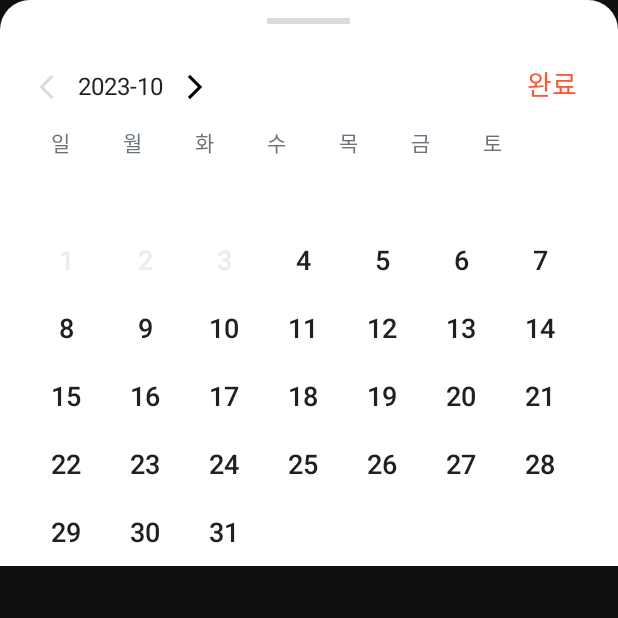
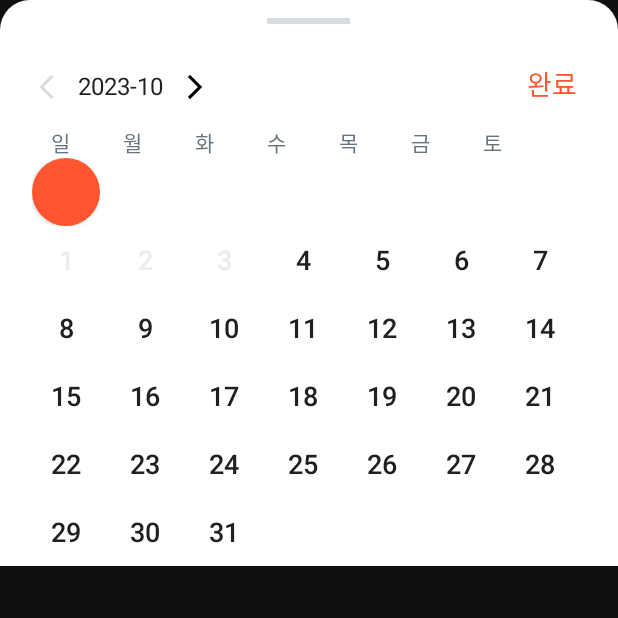
Before and after one commit to ugyeong0u0/Study-hub-Android, an Android app: the CalendarFragment screen opened through its navigation route, after a tap on an icon or button, on a phone screen of 412 x 824 dp, the top half of it. Run offline under Robolectric (Android 15) with nearby library versions, the phone set to English and light mode, and no system bars; our stand-ins replace data binding, navigation-ui.

Commit message:
[Feat] : 스터디 생성- 뒤로갈 시 다이얼로그
+달력 날짜 클릭시 배경색 변경

```diff
--- a/app/src/main/java/kr/co/gamja/study_hub/feature/studypage/createStudy/CalendarAdapter.kt
+++ b/app/src/main/java/kr/co/gamja/study_hub/feature/studypage/createStudy/CalendarAdapter.kt
@@ -71,11 +71,17 @@ class CalendarAdapter(private val context: Context) :
         }
     }
 
-    private fun CalendarCellItemBinding.setChecked() =
-        txtDay.setTextColor(ContextCompat.getColor(context, R.color.R_50))
+    private fun CalendarCellItemBinding.setChecked() {
+        txtDay.setTextColor(ContextCompat.getColor(context, R.color.syswhite))
+        txtDay.setBackgroundResource(R.drawable.solid_o_50_corner_99)
+    }
 
-    private fun CalendarCellItemBinding.setUncheked() =
+
+    private fun CalendarCellItemBinding.setUncheked(){
         txtDay.setTextColor(ContextCompat.getColor(context, R.color.sysblack1))
+        txtDay.setBackgroundResource(R.drawable.solid_syswhite)
+    }
+
 }
 
 interface OnCalendarItemClickListener {
--- a/app/src/main/java/kr/co/gamja/study_hub/feature/studypage/createStudy/CalendarFragment.kt
+++ b/app/src/main/java/kr/co/gamja/study_hub/feature/studypage/createStudy/CalendarFragment.kt
@@ -66,9 +66,10 @@ class CalendarFragment : BottomSheetDialogFragment() {
             selectedDate = selectedDate.plusMonths(1)
             setMonthView() // 월 업데이트
         }
+        //
         binding.btnOk.setOnClickListener {
             if (whatDay == "0") {
-                viewModel.setStartDay(formattedDate)
+                viewModel.setStartDay(formattedDate) // 2023년 11월 1일 표시 및 api통신 날짜(2023-11-01) 설정
             } else {
                 viewModel.setEndDay(formattedDate)
             }
--- a/app/src/main/java/kr/co/gamja/study_hub/feature/studypage/BottomSheetFragment.kt
+++ b/app/src/main/java/kr/co/gamja/study_hub/feature/studypage/studyContent/BottomSheetFragment.kt
@@ -1,4 +1,4 @@
-package kr.co.gamja.study_hub.feature.studypage
+package kr.co.gamja.study_hub.feature.studypage.studyContent
 
 import android.os.Bundle
 import androidx.fragment.app.Fragment
--- a/app/src/main/java/kr/co/gamja/study_hub/feature/studypage/ContentFragment.kt
+++ b/app/src/main/java/kr/co/gamja/study_hub/feature/studypage/studyContent/ContentFragment.kt
@@ -1,4 +1,4 @@
-package kr.co.gamja.study_hub.feature.studypage
+package kr.co.gamja.study_hub.feature.studypage.studyContent
 
 import android.os.Bundle
 import androidx.fragment.app.Fragment
--- a/app/src/main/java/kr/co/gamja/study_hub/feature/studypage/studyHome/StudyMainAdapter.kt
+++ b/app/src/main/java/kr/co/gamja/study_hub/feature/studypage/studyHome/StudyMainAdapter.kt
@@ -42,7 +42,6 @@ class StudyMainAdapter(private val context:Context) : RecyclerView.Adapter<Study
             studyItem?.let {
                 binding.txtCategory.text=it.major
                 binding.txtTitle.text=it.title
-
                 binding.txtAvailable.text=context.getString(R.string.txt_left_number,it.leftover)
                 //TODO("기간")
                 val available=it.studyPerson-it.leftover
--- /dev/null
+++ b/app/src/main/res/drawable/solid_o_50_corner_99.xml
@@ -0,0 +1,7 @@
+<?xml version="1.0" encoding="utf-8"?>
+<shape xmlns:android="http://schemas.android.com/apk/res/android"
+    android:shape="rectangle">
+    <solid android:color="@color/O_50" />
+    <corners android:radius="@dimen/ninety_nine" />
+
+</shape>
--- /dev/null
+++ b/app/src/main/res/drawable/solid_syswhite.xml
@@ -0,0 +1,6 @@
+<?xml version="1.0" encoding="utf-8"?>
+<shape xmlns:android="http://schemas.android.com/apk/res/android"
+    android:shape="rectangle">
+    <solid android:color="@color/syswhite" />
+
+</shape>
--- a/app/src/main/res/layout/calendar_cell_item.xml
+++ b/app/src/main/res/layout/calendar_cell_item.xml
@@ -20,7 +20,7 @@
             android:layout_width="wrap_content"
             android:layout_height="wrap_content"
             android:layout_gravity="center"
-            android:background="@{model.isSelected?@color/O_50 :@color/syswhite, default=@color/syswhite}"
+            android:background="@drawable/solid_syswhite"
             android:textColor="@color/sysblack1"
             android:textSize="18sp"
             tools:text="@{model.day}" />
--- a/app/src/main/res/navigation/nav_graph_from_home.xml
+++ b/app/src/main/res/navigation/nav_graph_from_home.xml
@@ -82,7 +82,7 @@
         tools:layout="@layout/fragment_bookmark" />
     <fragment
         android:id="@+id/studyContentFragment"
-        android:name="kr.co.gamja.study_hub.feature.studypage.ContentFragment"
+        android:name="kr.co.gamja.study_hub.feature.studypage.studyContent.ContentFragment"
         android:label="fragment_study_detail"
         tools:layout="@layout/fragment_content">
         <action
@@ -109,7 +109,7 @@
     </fragment>
     <fragment
         android:id="@+id/bottomSheetFragment"
-        android:name="kr.co.gamja.study_hub.feature.studypage.BottomSheetFragment"
+        android:name="kr.co.gamja.study_hub.feature.studypage.studyContent.BottomSheetFragment"
         android:label="fragment_bottom_sheet"
         tools:layout="@layout/fragment_bottom_sheet" />
     <fragment
--- a/app/src/main/res/values/dimen.xml
+++ b/app/src/main/res/values/dimen.xml
@@ -24,5 +24,6 @@
     <dimen name="thirty">30dp</dimen>
     <dimen name="thirty_two">32dp</dimen>
     <dimen name="ninety">90dp</dimen>
+    <dimen name="ninety_nine">99dp</dimen>
 
 </resources>
--- a/app/src/main/res/values/strings_from_mypage_to_study.xml
+++ b/app/src/main/res/values/strings_from_mypage_to_study.xml
@@ -65,6 +65,9 @@
     <string name="btn_close">닫기</string>
     <string name="word_won">원</string>
     <string name="txt_warningMajor">관련학과는 1개만 선택이 가능해요</string>
+<!--    스터디 다이얼로그-->
+    <string name="q_cancelCreatingStudy">작성을 취소할까요?</string>\
+    <string name="q_sub_cancelCreatingStudy">취소할 시 내용이 저장되지 않아요</string>
     <!--관련학과 선택하기-->
     <string name="txt_relativeMajor">관련학과</string>
     <string name="btn_button">버튼</string>
```
Also changed, not shown: app/src/main/java/kr/co/gamja/study_hub/feature/studypage/createStudy/CreateStudyFragment.kt (+22 -4 lines), app/src/main/java/kr/co/gamja/study_hub/feature/studypage/createStudy/CreateStudyViewModel.kt (+18 -6 lines).
